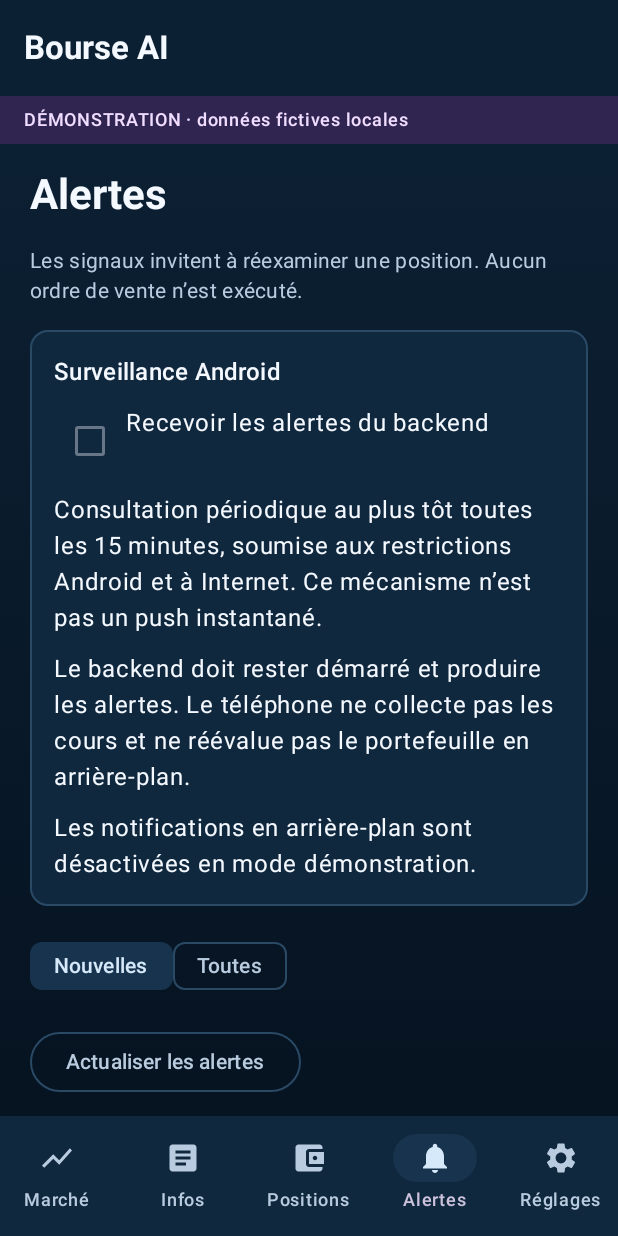
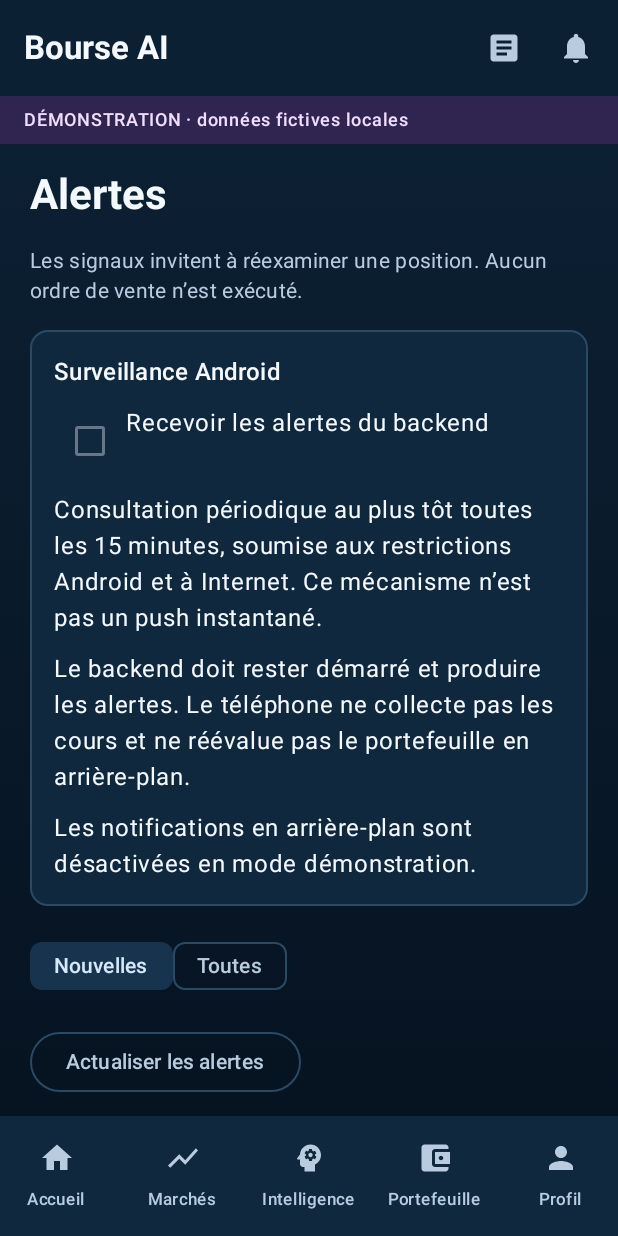
Before and after one commit to haouala/bourse-ai-action, an Android app built with Jetpack Compose: the AlertsScreen screen opened through its navigation route, on a phone screen of 412 x 824 dp. Run offline under Robolectric (Android 15) with nearby library versions, the phone set to English and light mode, and no system bars; pictures from the network do not load.

Commit message:
feat(android): add backend-backed home dashboard and navigation

```diff
--- a/bourse-ai-android/app/src/main/java/lu/bourse/mobile/ui/BourseApp.kt
+++ b/bourse-ai-android/app/src/main/java/lu/bourse/mobile/ui/BourseApp.kt
@@ -20,13 +20,13 @@ import lu.bourse.mobile.*
 import lu.bourse.mobile.data.*
 
 private data class Tab(val route: String, val title: String, val icon: ImageVector)
-private val tabs = listOf(Tab("market", "Marché", Icons.Default.ShowChart), Tab("news", "Infos", Icons.Default.Article), Tab("portfolio", "Positions", Icons.Default.AccountBalanceWallet), Tab("alerts", "Alertes", Icons.Default.Notifications), Tab("settings", "Réglages", Icons.Default.Settings))
+private val tabs = listOf(Tab("home", "Accueil", Icons.Default.Home), Tab("market", "Marchés", Icons.Default.ShowChart), Tab("intelligence", "Intelligence", Icons.Default.Psychology), Tab("portfolio", "Portefeuille", Icons.Default.AccountBalanceWallet), Tab("settings", "Profil", Icons.Default.Person))
 
 @Composable
 fun BourseApp(store: AppStore, alertRequest: Int = 0) {
     val nav = rememberNavController()
     val entry by nav.currentBackStackEntryAsState()
-    val route = entry?.destination?.route ?: "market"
+    val route = entry?.destination?.route ?: "home"
     val config by store.config.collectAsStateWithLifecycle()
     val context = LocalContext.current
     val notice by store.notice.collectAsStateWithLifecycle()
@@ -53,19 +53,28 @@ fun BourseApp(store: AppStore, alertRequest: Int = 0) {
     )
     LaunchedEffect(alertRequest) { if (alertRequest > 0) nav.navigate("alerts") { launchSingleTop = true } }
     LaunchedEffect(config) { AlertNotifications.reconcile(context, config) }
-    val root = route in tabs.map { it.route }
-    Scaffold(snackbarHost = { SnackbarHost(snackbar) }, topBar = { TopAppBar(title = { Text("Bourse AI") }, navigationIcon = {
+    val root = route in tabs.map { it.route } || route == "news" || route == "alerts"
+    Scaffold(snackbarHost = { SnackbarHost(snackbar) }, topBar = { TopAppBar(title = { Text("Bourse AI", style = MaterialTheme.typography.titleLarge) }, actions = {
+        IconButton(onClick = { nav.navigate("news") { launchSingleTop = true } }, modifier = Modifier.testTag("tab-news")) { Icon(Icons.Default.Article, "Actualités") }
+        IconButton(onClick = { nav.navigate("alerts") { launchSingleTop = true } }, modifier = Modifier.testTag("tab-alerts")) { Icon(Icons.Default.Notifications, "Alertes") }
+    }, navigationIcon = {
         if (!root) IconButton(onClick = { nav.popBackStack() }) { Icon(Icons.AutoMirrored.Filled.ArrowBack, "Retour") }
     }) }, bottomBar = {
         if (root) NavigationBar { tabs.forEach { tab -> NavigationBarItem(selected = route == tab.route, onClick = {
             if (route != tab.route) nav.navigate(tab.route) { popUpTo(nav.graph.startDestinationId) { saveState = true }; launchSingleTop = true; restoreState = true }
-        }, icon = { Icon(tab.icon, contentDescription = null) }, label = { Text(tab.title) }, modifier = Modifier.testTag("tab-${tab.route}")) } }
+        }, icon = { Icon(tab.icon, contentDescription = null) }, label = { Text(tab.title, maxLines = 1, softWrap = false, style = MaterialTheme.typography.labelSmall) }, modifier = Modifier.testTag("tab-${tab.route}")) } }
     }) { padding ->
         Column(Modifier.padding(padding).fillMaxSize()) {
             Surface(color = if (config.demo) MaterialTheme.colorScheme.tertiaryContainer else MaterialTheme.colorScheme.secondaryContainer) {
                 Text(if (config.demo) "DÉMONSTRATION · données fictives locales" else "SERVEUR · ${config.server}", Modifier.fillMaxWidth().padding(horizontal = 16.dp, vertical = 8.dp), style = MaterialTheme.typography.labelMedium)
             }
-            NavHost(nav, startDestination = "market", modifier = Modifier.weight(1f)) {
+            NavHost(nav, startDestination = "home", modifier = Modifier.weight(1f)) {
+                composable("home") {
+                    HomeScreen(store, { nav.navigate("market") }, { nav.navigate("portfolio") }, { nav.navigate("intelligence") })
+                }
+                composable("intelligence") {
+                    IntelligencePicker(store) { nav.navigate("research/${Uri.encode(it)}") }
+                }
                 composable("market") { MarketScreen(store) { nav.navigate("asset/${Uri.encode(it)}") } }
                 composable("asset/{symbol}") { e ->
                     val symbol = e.arguments?.getString("symbol").orEmpty()
--- a/bourse-ai-android/app/src/main/java/lu/bourse/mobile/ui/Components.kt
+++ b/bourse-ai-android/app/src/main/java/lu/bourse/mobile/ui/Components.kt
@@ -41,12 +41,19 @@ fun Page(title: String, subtitle: String? = null, content: @Composable ColumnSco
 }
 
 @Composable
-fun Panel(title: String, content: @Composable ColumnScope.() -> Unit) {
+fun Panel(title: String, accent: androidx.compose.ui.graphics.Color? = null, trailing: (@Composable () -> Unit)? = null, content: @Composable ColumnScope.() -> Unit) {
     OutlinedCard(Modifier.fillMaxWidth(),
         colors = CardDefaults.outlinedCardColors(containerColor = MaterialTheme.colorScheme.surfaceContainer),
-        border = BorderStroke(1.dp, MaterialTheme.colorScheme.outlineVariant)) {
-        Column(Modifier.padding(16.dp), verticalArrangement = Arrangement.spacedBy(10.dp)) {
-            Text(title, style = MaterialTheme.typography.titleMedium)
+        border = BorderStroke(1.dp, accent?.copy(alpha = .8f) ?: MaterialTheme.colorScheme.outlineVariant)) {
+        val container = MaterialTheme.colorScheme.surfaceContainer
+        val background = if (accent == null) Modifier else Modifier.background(
+            Brush.linearGradient(listOf(accent.copy(alpha = .22f), container)))
+        Column(background.fillMaxWidth().padding(16.dp), verticalArrangement = Arrangement.spacedBy(10.dp)) {
+            if (trailing == null) Text(title, style = MaterialTheme.typography.titleMedium)
+            else Row(verticalAlignment = androidx.compose.ui.Alignment.CenterVertically) {
+                Text(title, Modifier.weight(1f), style = MaterialTheme.typography.titleMedium)
+                trailing()
+            }
             content()
         }
     }
--- /dev/null
+++ b/bourse-ai-android/app/src/main/java/lu/bourse/mobile/ui/HomeScreen.kt
@@ -0,0 +1,59 @@
+package lu.bourse.mobile.ui
+
+import androidx.compose.foundation.layout.*
+import androidx.compose.material3.*
+import androidx.compose.runtime.*
+import androidx.compose.ui.Modifier
+import androidx.compose.ui.unit.dp
+import androidx.lifecycle.compose.collectAsStateWithLifecycle
+import lu.bourse.mobile.AppStore
+import lu.bourse.mobile.api
+import lu.bourse.mobile.data.*
+import lu.bourse.mobile.ui.theme.ResearchAccent
+
+@Composable
+fun HomeScreen(store: AppStore, markets: () -> Unit, portfolio: () -> Unit, intelligence: () -> Unit) {
+    val config by store.config.collectAsStateWithLifecycle()
+    val id = config.portfolioId
+    LaunchedEffect(config) {
+        store.load("watchlist", api("watchlist"))
+        id?.let { store.load("home-risk:$it", api("portfolios", it, "evaluate"), method = "POST") }
+    }
+    Page("Tableau de bord") {
+        Panel("Mon portefeuille", accent = MaterialTheme.colorScheme.primary) {
+            if (id == null) Text("Aucun portefeuille sélectionné.")
+            else DataBlock(store, "home-risk:$id", decode = { it.objectValue() }) { risk ->
+                Text(amount(risk.decimal("knownEquity"), risk.text("baseCurrency")), style = MaterialTheme.typography.headlineLarge)
+                KeyValue("Valorisation", if (config.demo) "Simulation" else statusLabel(risk.text("status")))
+                KeyValue("Budget de perte restant", amount(risk.decimal("remainingLossBudget"), risk.text("baseCurrency")))
+            }
+            OutlinedButton(onClick = portfolio) { Text("Ouvrir le portefeuille") }
+        }
+        Panel("Marchés suivis") {
+            DataBlock(store, "watchlist", decode = ::assets) { all ->
+                val active = all.filter { it.enabled }
+                KeyValue("Actifs suivis", active.size.toString())
+                if (active.isNotEmpty()) Text(active.take(5).joinToString(" · ") { it.symbol })
+            }
+            OutlinedButton(onClick = markets) { Text("Voir les marchés") }
+        }
+        Panel("Intelligence", accent = ResearchAccent) {
+            Text("Consulter les scénarios, les prévisions et les résultats ML disponibles.")
+            Button(intelligence, Modifier.fillMaxWidth()) { Text("Choisir un actif à analyser") }
+        }
+    }
+}
+
+@Composable
+fun IntelligencePicker(store: AppStore, open: (String) -> Unit) {
+    val config by store.config.collectAsStateWithLifecycle()
+    LaunchedEffect(config) { store.load("watchlist", api("watchlist")) }
+    Page("Intelligence") {
+        DataBlock(store, "watchlist", decode = ::assets) { all ->
+            if (all.isEmpty()) Note("Aucun actif disponible dans la liste de suivi.")
+            all.forEach { asset ->
+                OutlinedButton({ open(asset.symbol) }, Modifier.fillMaxWidth()) { Text("${asset.symbol} · ${asset.name}") }
+            }
+        }
+    }
+}
```
